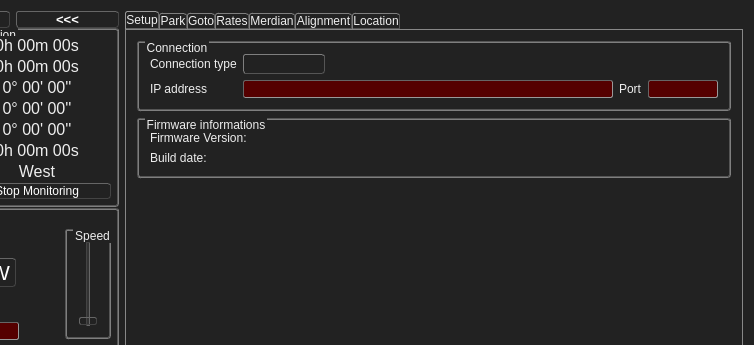
Before: the Qt Designer form ZeGotoControlCenter/zegotocontrolcenter.ui in ZeSly/ZeGotoControlCenter, drawn with Qt 5; both pictures show x 103 to 857 and y 0 to 345 of the 857 by 549 pixel window.
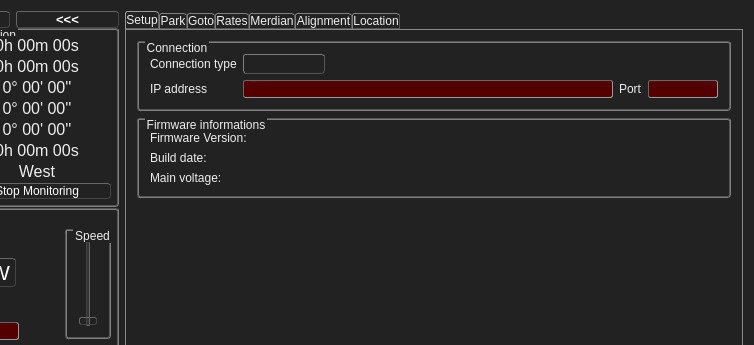
After: the same form once the commit is applied. Icons and pictures are not drawn. Custom widgets are drawn as their Qt base class.

Commit message: Main voltage display

```diff
--- a/ZeGotoControlCenter/zegotocontrolcenter.ui
+++ b/ZeGotoControlCenter/zegotocontrolcenter.ui
@@ -2430,6 +2430,26 @@
              </property>
             </widget>
            </item>
+           <item row="2" column="0">
+            <widget class="QLabel" name="label_MainVoltage">
+             <property name="text">
+              <string>Main voltage:</string>
+             </property>
+            </widget>
+           </item>
+           <item row="2" column="1">
+            <widget class="QLabel" name="label_MainVoltageValue">
+             <property name="font">
+              <font>
+               <weight>75</weight>
+               <bold>true</bold>
+              </font>
+             </property>
+             <property name="text">
+              <string/>
+             </property>
+            </widget>
+           </item>
           </layout>
          </widget>
         </item>
```
The commit also changes 2 other files.
